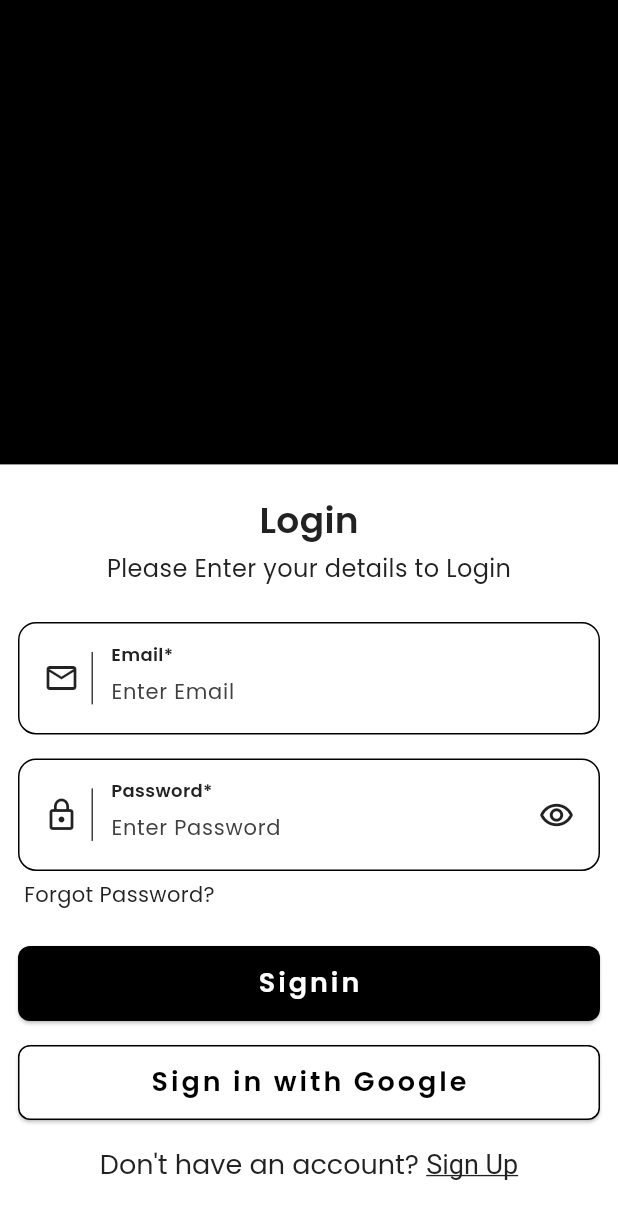
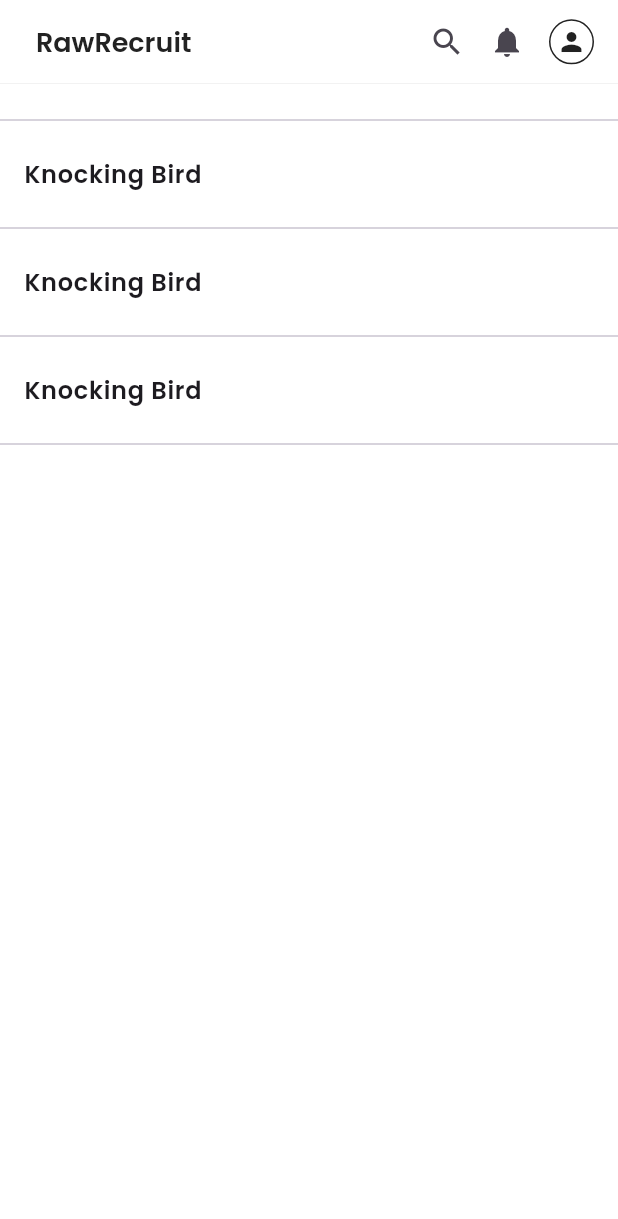
Before and after one commit to skhasan-talentconnect/Frontend-TC-SA-v2, a Flutter app: the screen it shows after launch, on a phone screen of 412 x 824 dp. Shown: the top 1219 px of the screen. Run offline on Flutter 3.47's test engine with Material 3 defaults, Android fonts, the light colour scheme and no system bars; our stand-ins replace dartz, dio, firebase_auth, firebase_core, firebase_messaging, flutter_local_notifications and 7 more; accounts and stored records are empty.

Commit message:
feat: Implement profile data source and update auth flow
This commit introduces the data source layer for the profile feature, including `ProfileDataSource` abstract class and its implementation `ProfileDataSourceImpl`. These classes handle fetching user details and preferences.

Key changes include:
- Added `ProfileDataSource` and `ProfileDataSourceImpl` for user data retrieval.
- Integrated `get_it` for dependency injection, registering `NetworkService`, `AppStateProvider`, and `ProfileDataSourceImpl`.
- Updated `AuthViewModel` to store the authenticated user model in `AppStateProvider` upon successful login/registration.
- `AppStateProvider` now includes methods to manage `authModel` and `user` data, and fetch user details using `ProfileDataSourceImpl`.
- Modified `SplashView` to navigate to `HomeView` after the splash duration.
- Updated `AuthView` to navigate to `HomeView` on successful login.
- Added `HomeView` as a new route and screen.
- Enhanced `SAppBar` with navigation icons for search, notifications, and profile.
- Introduced new common widgets: `SIcon`, `SListTile`, `SLoadingIndicator`, and `SchoolCard`.
- Updated `pubspec.yaml` to include `get_it` and `pubspec.lock` reflects this new dependency.
- Added new route names for `home` and `notification`.

```diff
--- a/lib/common/widgets/index.dart
+++ b/lib/common/widgets/index.dart
@@ -1,4 +1,8 @@
 export 's_app_bar.dart';
 export 's_bottom_bar.dart';
 export 's_button.dart';
+export 's_icon.dart';
+export 's_list_tile.dart';
+export 's_loading_indicator.dart';
 export 's_text_field.dart';
+export 'school_card.dart';
--- a/lib/common/widgets/s_app_bar.dart
+++ b/lib/common/widgets/s_app_bar.dart
@@ -1,5 +1,7 @@
 import 'package:flutter/material.dart';
 import 'package:tc_sa/common/index.dart' show SColor, STextStyles;
+import 'package:tc_sa/common/widgets/s_icon.dart';
+import 'package:tc_sa/core/index.dart';
 
 class SAppBar extends StatelessWidget implements PreferredSizeWidget {
   const SAppBar({
@@ -53,9 +55,17 @@ class SAppBar extends StatelessWidget implements PreferredSizeWidget {
                   ? Row(
                     spacing: 16,
                     children: [
-                      Icon(Icons.search),
-                      Icon(Icons.notifications),
-                      Container(
+                      SIcon.navigator(
+                        path: RouteNames.search,
+                        icon: Icons.search,
+                      ),
+                      SIcon.navigator(
+                        path: RouteNames.notification,
+                        icon: Icons.notifications,
+                      ),
+                      SIcon.navigator(
+                        path: RouteNames.profile,
+                        image: Container(
                           height: 30,
                           width: 30,
                           decoration: BoxDecoration(
@@ -70,6 +80,7 @@ class SAppBar extends StatelessWidget implements PreferredSizeWidget {
                               Icons.person,
                               size: 20,
                               color: SColor.secTextColor,
+                            ),
                           ),
                         ),
                       ),
--- /dev/null
+++ b/lib/common/widgets/s_icon.dart
@@ -0,0 +1,51 @@
+import 'package:flutter/material.dart';
+import 'package:go_router/go_router.dart';
+
+class SIcon extends StatelessWidget {
+  const SIcon({
+    this.icon,
+    this.onTap,
+    this.size,
+    this.color,
+    this.image,
+    this.padding,
+    this.path,
+    super.key,
+  }) : _isNavigator = false;
+
+  const SIcon.navigator({
+    required this.path,
+    this.icon,
+    this.onTap,
+    this.size,
+    this.color,
+    this.image,
+    this.padding,
+    super.key,
+  }) : _isNavigator = true;
+
+  final bool _isNavigator;
+  final String? path;
+  final VoidCallback? onTap;
+  final IconData? icon;
+  final Widget? image;
+  final double? size;
+  final Color? color;
+  final EdgeInsets? padding;
+
+  @override
+  Widget build(BuildContext context) {
+    return GestureDetector(
+      onTap:
+          _isNavigator
+              ? () {
+                context.pushNamed(path ?? '');
+              }
+              : onTap,
+      child: Padding(
+        padding: padding ?? EdgeInsets.zero,
+        child: image ?? Icon(icon, size: size, color: color),
+      ),
+    );
+  }
+}
--- /dev/null
+++ b/lib/common/widgets/s_list_tile.dart
@@ -0,0 +1,62 @@
+import 'package:flutter/material.dart';
+import 'package:go_router/go_router.dart';
+import 'package:tc_sa/common/index.dart';
+
+class SListTile extends StatelessWidget {
+  const SListTile({
+    this.leading,
+    this.title,
+    this.subtitle,
+    this.label,
+    this.subLabel,
+    this.trailing,
+    this.onTap,
+    this.path,
+    super.key,
+  }) : _isNavigator = false;
+
+  const SListTile.navigator({
+    this.leading,
+    this.title,
+    this.subtitle,
+    this.label,
+    this.subLabel,
+    this.trailing,
+    this.onTap,
+    required this.path,
+    super.key,
+  }) : _isNavigator = true;
+
+  final Widget? leading;
+  final Widget? title;
+  final Widget? subtitle;
+  final Widget? trailing;
+  final String? label;
+  final String? subLabel;
+  final String? path;
+  final VoidCallback? onTap;
+  final bool _isNavigator;
+
+  @override
+  Widget build(BuildContext context) {
+    return ListTile(
+      tileColor: SColor.backgroundColor,
+      leading: leading,
+      title:
+          label == null ? title : Text(label ?? '', style: STextStyles.s16W600),
+      subtitle:
+          subLabel == null
+              ? subtitle
+              : Text(subLabel ?? '', style: STextStyles.s16W400),
+      trailing: trailing,
+      onTap:
+          _isNavigator
+              ? () {
+                if (path != null && (path ?? "").isNotEmpty) {
+                  context.pushNamed(path ?? '');
+                }
+              }
+              : onTap,
+    );
+  }
+}
--- a/lib/core/navigation/route_name.dart
+++ b/lib/core/navigation/route_name.dart
@@ -22,6 +22,7 @@ class RouteNames {
   //features
   static const String compare = 'compare';
   static const String search = 'search';
+  static const String notification = 'notifications';
   static const String predictor = 'predictor';
   static const String aiPredictor = 'ai-predictor';
   static const String apply = 'apply';
--- a/lib/core/navigation/router.dart
+++ b/lib/core/navigation/router.dart
@@ -10,6 +10,11 @@ class AppRouter {
         path: '/',
         name: RouteNames.splash,
         builder: (context, state) => SplashView(),
+      ),
+      GoRoute(
+        path: '/home',
+        name: RouteNames.home,
+        builder: (context, state) => HomeView(),
       ),
       // ShellRoute(
       //   routes: [
--- a/lib/features/home/presentation/home_view.dart
+++ b/lib/features/home/presentation/home_view.dart
@@ -0,0 +1,36 @@
+import 'package:flutter/material.dart';
+import 'package:tc_sa/common/index.dart';
+import 'package:tc_sa/core/index.dart';
+
+class HomeView extends StatelessWidget {
+  const HomeView({super.key});
+
+  @override
+  Widget build(BuildContext context) {
+    return Scaffold(
+      appBar: SAppBar.home(),
+
+      body: Padding(
+        padding: EdgeInsets.symmetric(vertical: 16),
+        child: Column(
+          children: [
+            Divider(),
+            ListView.separated(
+              padding: EdgeInsets.zero,
+              shrinkWrap: true,
+              itemBuilder: (context, index) {
+                return SListTile.navigator(
+                  path: RouteNames.splash,
+                  label: 'Knocking Bird',
+                );
+              },
+              separatorBuilder: (context, index) => Divider(),
+              itemCount: 3,
+            ),
+            Divider(),
+          ],
+        ),
+      ),
+    );
+  }
+}
--- a/lib/features/home/presentation/splash_view.dart
+++ b/lib/features/home/presentation/splash_view.dart
@@ -16,7 +16,7 @@ class _SplashViewState extends State<SplashView> {
   @override
   void initState() {
     Timer(Duration(seconds: 3), () {
-      context.pushNamed(RouteNames.loginRegister);
+      context.pushReplacementNamed(RouteNames.home);
     });
     super.initState();
   }
--- /dev/null
+++ b/lib/features/profile/data/data_source/index.dart
@@ -0,0 +1,2 @@
+export 'data_source.dart';
+export 'data_source_impl.dart';
--- /dev/null
+++ b/lib/features/profile/data/index.dart
@@ -0,0 +1 @@
+export 'data_source/index.dart';
--- a/lib/main.dart
+++ b/lib/main.dart
@@ -10,6 +10,8 @@ Future<void> main() async {
   await Firebase.initializeApp(options: DefaultFirebaseOptions.currentPlatform);
   await SharedPrefHelper.init();
   await NotificationService().init();
+  initServiceLocator();
+  await getIt.allReady();
 
   runApp(
     const MyApp(),
--- a/pubspec.yaml
+++ b/pubspec.yaml
@@ -42,6 +42,7 @@ dependencies:
   json_annotation: ^4.9.0
   freezed: ^3.2.0
   json_serializable: ^6.10.0
+  get_it: ^8.2.0
 
 dev_dependencies:
   flutter_test:
```
Also changed, not shown: lib/core/common/app_state_provider.dart (+38 -0 lines), lib/core/services/service_locator.dart (+12 -0 lines), lib/features/auth/authentication/presentation/auth_view.dart (+9 -1 lines), lib/features/auth/authentication/presentation/view_models/auth_view_model.dart (+9 -5 lines), lib/features/profile/data/data_source/data_source.dart (added, +8 -0 lines), lib/features/profile/data/data_source/data_source_impl.dart (added, +64 -0 lines), lib/features/profile/presentation/index.dart (added), pubspec.lock. Lines whose indentation alone changed are shown as unchanged.
